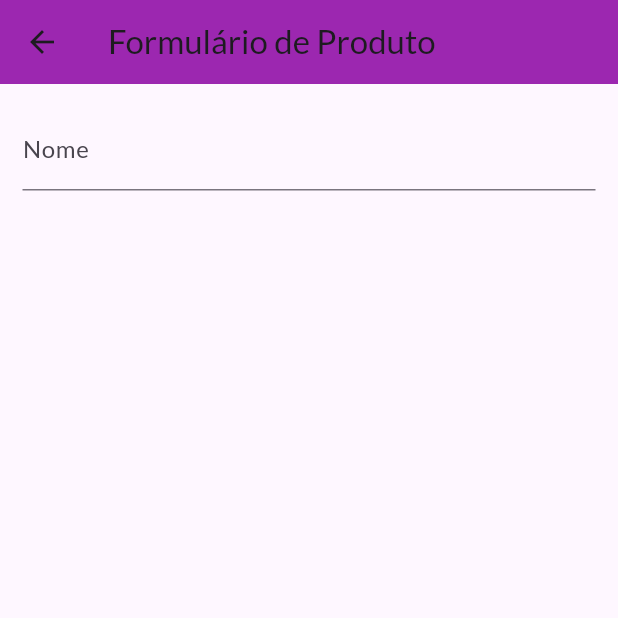
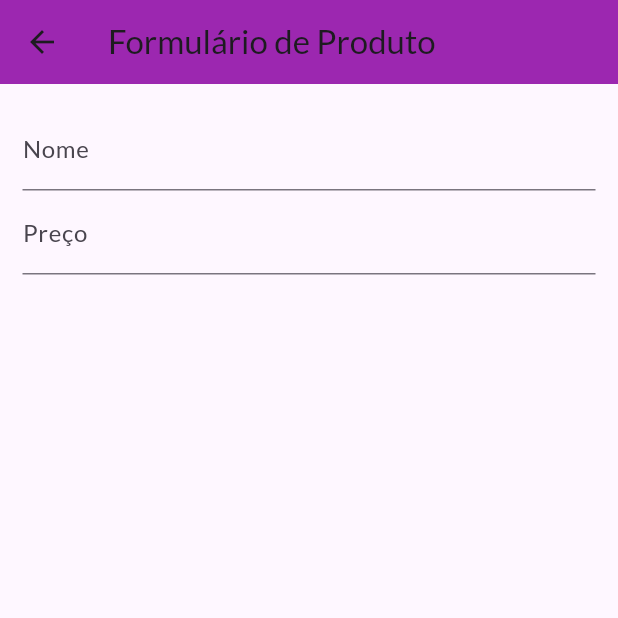
Before and after one commit to LuaDlc/shop, a Flutter app: the ProductFormPage screen opened by its route, on a phone screen of 412 x 824 dp, the top half of it. Run offline on Flutter 3.47's test engine with Material 2 defaults, Android fonts, the phone set to English and light mode, and no system bars; network calls fail.

Commit message:
feat: controlando o foco

```diff
--- a/lib/pages/product_form_page.dart
+++ b/lib/pages/product_form_page.dart
@@ -8,6 +8,7 @@ class ProductFormPage extends StatefulWidget {
 }
 
 class _ProductFormPageState extends State<ProductFormPage> {
+  final _priceFocus = FocusNode();
   @override
   Widget build(BuildContext context) {
     return Scaffold(
@@ -20,8 +21,18 @@ class _ProductFormPageState extends State<ProductFormPage> {
               child: ListView(
             children: [
               TextFormField(
-                decoration: const InputDecoration(labelText: 'Nome'),
+                  decoration: const InputDecoration(labelText: 'Nome'),
+                  textInputAction: TextInputAction.next,
+                  onFieldSubmitted: (_) {
+                    FocusScope.of(context).requestFocus(_priceFocus);
+                  }),
+              TextFormField(
+                decoration: const InputDecoration(labelText: 'Preço'),
                 textInputAction: TextInputAction.next,
+                focusNode: _priceFocus,
+                keyboardType: const TextInputType.numberWithOptions(
+                  decimal: true,
+                ),
               )
             ],
           )),
```
